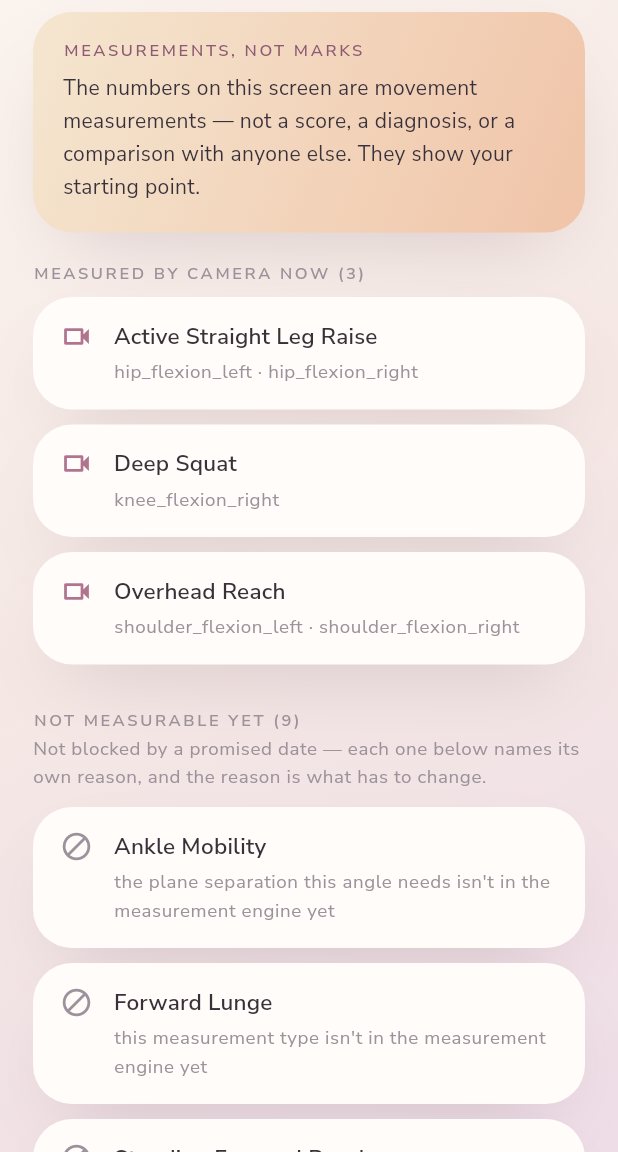
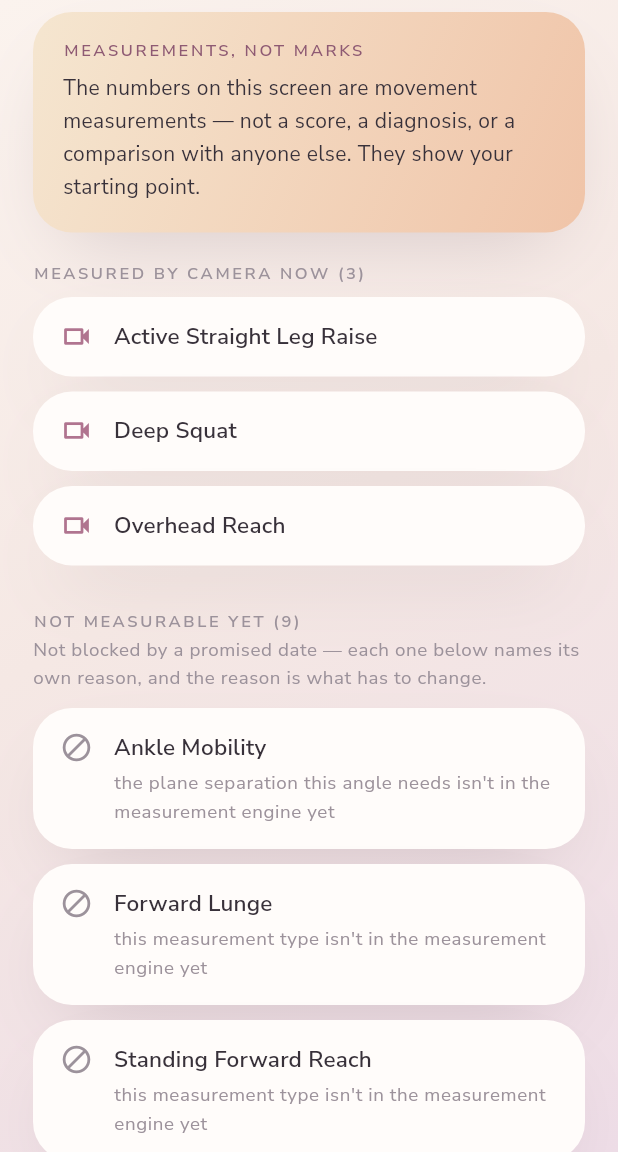
Before and after one commit to kocakkmustafa/lissom, a Flutter app: the screen it shows after launch, on a phone screen of 412 x 824 dp, the part 84-1236 px from its top. Run offline on Flutter 3.47's test engine with Material 3 defaults, Android fonts, the phone set to English and light mode, and no system bars; our stand-ins replace google_fonts; missing offline and left inert: motion_core.

Commit message:
docs(design): DESIGN-AHEAD-OF-CODE.md + iki kod>tasarım kaçağını kapat
Koordinatör kapanış-artefaktı (aile standardı, Choreia emsali): tasarım>kod
ve kod>tasarım delta'sını iki ayrı bölümde adlandırır. tasarım>kod BÜYÜK
ve BEKLENEN (aspirasyonel 24-ekran brief, gerçek kod 3 yüzey) — hiçbiri
sahte inşa edilmedi. kod>tasarım tarafında bulunan 4 kalemden 2'si bu
commit'te kapatıldı:

- assessment_home.dart: canlı satır altyazısı ham metrik id'si basıyordu
  (`shoulder_flexion_left · ...`) — hiçbir mockup dahili sözlük göstermiyor,
  kaldırıldı (artık yalnız ikon+ad; engel gerekçesi hâlâ satırda, o gerçek
  kullanıcı-dili metin).
- what_lissom_doesnt_do.dart: AppBar "Profile" diyordu ama kodda öyle bir
  sekme yok — yanıltıcı, kaldırıldı.

Kalan 2 kalem İSİMLE bırakıldı (bilinçli, icat edilmedi):
notCompared'ın her-zaman-açık metni vs. tasarımın "why"-dokunuşu ima eden
kompakt-tablo deseni → ürün-davranış kararı, koordinatöre. Kamera-doğruluk
dipnotu ("±5° typical error") → hiçbir ölçüme dayanmıyor, yazmak kesinlik
taklidi olurdu (§8 madde ⑫), ÖLÇÜM ister.

Co-Authored-By: Claude Sonnet 5 <noreply@anthropic.com>

```diff
--- a/lib/app/assessment_home.dart
+++ b/lib/app/assessment_home.dart
@@ -130,7 +130,6 @@ class AssessmentHomeScreen extends StatelessWidget {
                       icon: Icons.videocam_outlined,
                       iconColor: t.colorScheme.primary,
                       title: x.name,
-                      subtitle: x.metrics.join(' · '),
                     ),
                   ),
                 const SizedBox(height: 22),
@@ -202,13 +201,19 @@ class _TestRow extends StatelessWidget {
     required this.icon,
     required this.iconColor,
     required this.title,
-    required this.subtitle,
+    this.subtitle,
   });
 
   final IconData icon;
   final Color iconColor;
   final String title;
-  final String subtitle;
+
+  /// Yalnız engelli satırlarda dolu — engel gerekçesi kullanıcı diliyle,
+  /// gerçek metindir. Canlı satırda YOK: ham metrik id'si (`shoulder_flexion_
+  /// left`) tasarımın hiçbir mockup'ında görünmeyen dahili sözlük — bu turda
+  /// bir önceki taslakta sızmıştı, DESIGN-AHEAD-OF-CODE.md'de "kod > tasarım"
+  /// bulgusu olarak kayıtlı, burada kapatıldı.
+  final String? subtitle;
 
   @override
   Widget build(BuildContext context) {
@@ -225,8 +230,10 @@ class _TestRow extends StatelessWidget {
               crossAxisAlignment: CrossAxisAlignment.start,
               children: <Widget>[
                 Text(title, style: t.textTheme.titleMedium),
-                const SizedBox(height: 3),
-                Text(subtitle, style: t.textTheme.bodySmall),
+                if (subtitle != null) ...<Widget>[
+                  const SizedBox(height: 3),
+                  Text(subtitle!, style: t.textTheme.bodySmall),
+                ],
               ],
             ),
           ),
--- a/lib/app/what_lissom_doesnt_do.dart
+++ b/lib/app/what_lissom_doesnt_do.dart
@@ -49,7 +49,10 @@ class WhatLissomDoesntDoScreen extends StatelessWidget {
   Widget build(BuildContext context) {
     final ThemeData t = Theme.of(context);
     return Scaffold(
-      appBar: AppBar(title: const Text('Profile')),
+      // Başlıksız — "Profile" yazmak, henüz var olmayan bir sekmeye ait
+      // gibi göründüğü için bir önceki taslakta kaldırıldı (DESIGN-AHEAD-OF-
+      // CODE.md "kod > tasarım"). Sayfa kendi serif başlığıyla tanıtılıyor.
+      appBar: AppBar(),
       body: DecoratedBox(
         decoration: const BoxDecoration(gradient: LissomColors.screenBackground),
         child: ListView(
```
Also changed, not shown: 1 other file.
